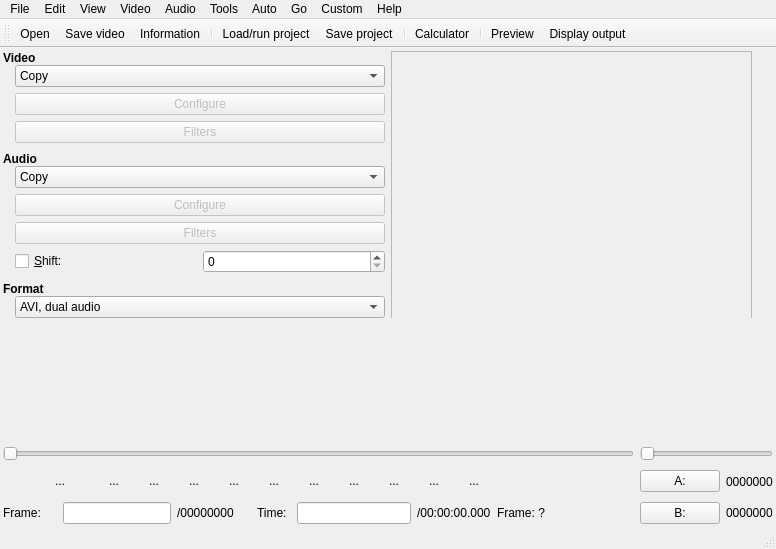
BackupTheBerlios/avidemux-svn, file branches/avidemux_2.4_branch/avidemux/ADM_userInterfaces/ADM_QT4/ADM_gui/gui2.ui: the form before one commit.
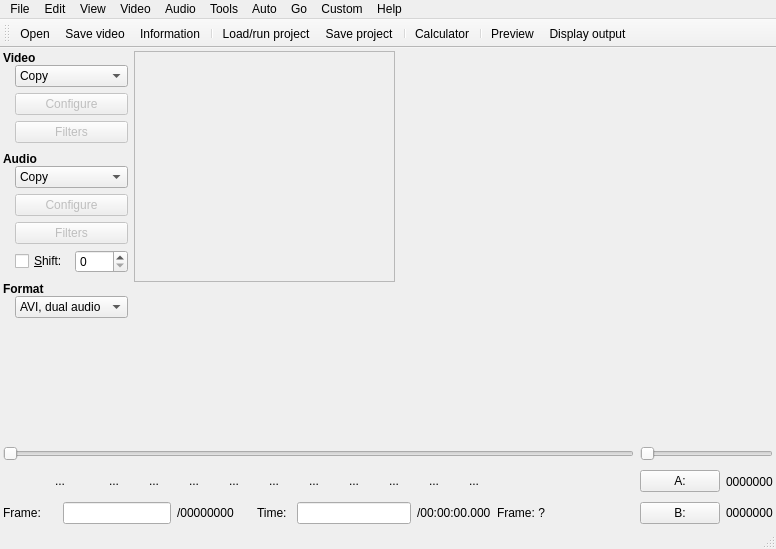
The form after the commit. Icons and pictures are not drawn.

Commit message: max size of left panel

Diff of the .ui file:
```diff
--- a/branches/avidemux_2.4_branch/avidemux/ADM_userInterfaces/ADM_QT4/ADM_gui/gui2.ui
+++ b/branches/avidemux_2.4_branch/avidemux/ADM_userInterfaces/ADM_QT4/ADM_gui/gui2.ui
@@ -62,12 +62,18 @@
          <widget class="QLabel" name="label_3" >
           <property name="sizePolicy" >
            <sizepolicy>
-            <hsizetype>1</hsizetype>
-            <vsizetype>1</vsizetype>
+            <hsizetype>5</hsizetype>
+            <vsizetype>5</vsizetype>
             <horstretch>0</horstretch>
             <verstretch>0</verstretch>
            </sizepolicy>
           </property>
+          <property name="maximumSize" >
+           <size>
+            <width>180</width>
+            <height>16777215</height>
+           </size>
+          </property>
           <property name="text" >
            <string>&lt;b>Video&lt;/b></string>
           </property>
@@ -112,7 +118,7 @@
              <widget class="QComboBox" name="comboBox_3" >
               <property name="sizePolicy" >
                <sizepolicy>
-                <hsizetype>1</hsizetype>
+                <hsizetype>5</hsizetype>
                 <vsizetype>0</vsizetype>
                 <horstretch>0</horstretch>
                 <verstretch>0</verstretch>
@@ -132,7 +138,7 @@
               </property>
               <property name="sizePolicy" >
                <sizepolicy>
-                <hsizetype>1</hsizetype>
+                <hsizetype>5</hsizetype>
                 <vsizetype>0</vsizetype>
                 <horstretch>0</horstretch>
                 <verstretch>0</verstretch>
@@ -150,7 +156,7 @@
               </property>
               <property name="sizePolicy" >
                <sizepolicy>
-                <hsizetype>1</hsizetype>
+                <hsizetype>5</hsizetype>
                 <vsizetype>0</vsizetype>
                 <horstretch>0</horstretch>
                 <verstretch>0</verstretch>
@@ -185,12 +191,18 @@
          <widget class="QLabel" name="label_5" >
           <property name="sizePolicy" >
            <sizepolicy>
-            <hsizetype>1</hsizetype>
+            <hsizetype>4</hsizetype>
             <vsizetype>1</vsizetype>
             <horstretch>0</horstretch>
             <verstretch>0</verstretch>
            </sizepolicy>
           </property>
+          <property name="maximumSize" >
+           <size>
+            <width>180</width>
+            <height>16777215</height>
+           </size>
+          </property>
           <property name="text" >
            <string>&lt;b>Audio&lt;/b></string>
           </property>
@@ -411,24 +423,23 @@
       </item>
       <item>
        <widget class="QWidget" native="1" name="widget" >
-        <widget class="QWidget" name="verticalLayout" >
+        <property name="sizePolicy" >
+         <sizepolicy>
+          <hsizetype>7</hsizetype>
+          <vsizetype>7</vsizetype>
+          <horstretch>0</horstretch>
+          <verstretch>0</verstretch>
+         </sizepolicy>
+        </property>
+        <widget class="QFrame" name="frame_video" >
          <property name="geometry" >
           <rect>
            <x>0</x>
            <y>0</y>
-           <width>361</width>
-           <height>311</height>
+           <width>261</width>
+           <height>231</height>
           </rect>
          </property>
-         <layout class="QVBoxLayout" >
-          <property name="margin" >
-           <number>0</number>
-          </property>
-          <property name="spacing" >
-           <number>6</number>
-          </property>
-          <item>
-           <widget class="QFrame" name="frame_video" >
             <property name="sizePolicy" >
              <sizepolicy>
               <hsizetype>7</hsizetype>
@@ -443,9 +454,6 @@
             <property name="frameShadow" >
              <enum>QFrame::Raised</enum>
             </property>
-           </widget>
-          </item>
-         </layout>
         </widget>
        </widget>
       </item>
```
Left out of the diff: 6 changed lines with no effect on the pictures. Lines whose indentation alone changed are shown as unchanged.
